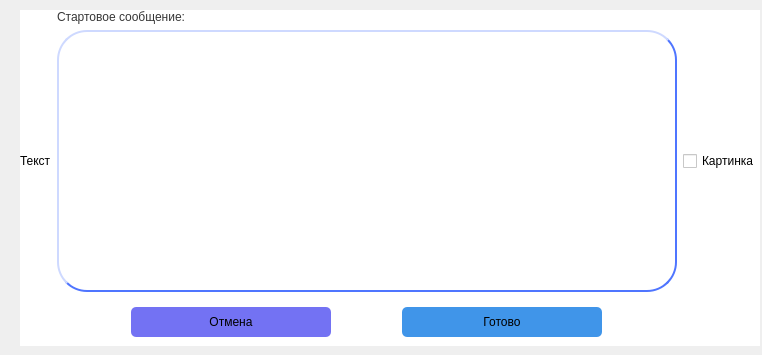
Before: the Qt Designer form CMD_start_edit.ui in Bernikolay/Yandex-Lyceum-PyQt, drawn with Qt 5.
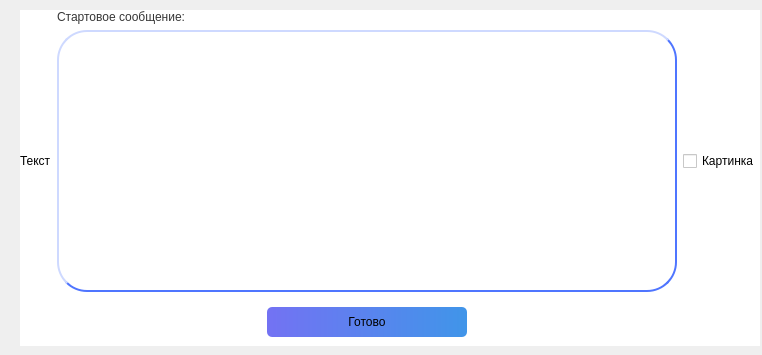
After: the same form once the commit is applied.

```diff
--- a/CMD_start_edit.ui
+++ b/CMD_start_edit.ui
@@ -80,32 +80,6 @@
        </sizepolicy>
       </property>
       <layout class="QHBoxLayout" name="horizontalLayout">
-       <item>
-        <widget class="QPushButton" name="cancel_button_start">
-         <property name="sizePolicy">
-          <sizepolicy hsizetype="Fixed" vsizetype="Fixed">
-           <horstretch>0</horstretch>
-           <verstretch>0</verstretch>
-          </sizepolicy>
-         </property>
-         <property name="minimumSize">
-          <size>
-           <width>200</width>
-           <height>0</height>
-          </size>
-         </property>
-         <property name="styleSheet">
-          <string notr="true">QPushButton{
-	border-radius: 5px;
-	height: 30px;
-	background-color: rgb(115, 114, 243);
-}</string>
-         </property>
-         <property name="text">
-          <string>Отмена</string>
-         </property>
-        </widget>
-       </item>
        <item>
         <widget class="QPushButton" name="ok_button_start">
          <property name="sizePolicy">
@@ -124,7 +98,7 @@
           <string notr="true">QPushButton{
 	border-radius: 5px;
 	height: 30px;
-	background-color:rgb(64, 149, 233);
+	background-color:qlineargradient(spread:pad, x1:0, y1:0, x2:1, y2:0, stop:0 rgba(115, 114, 243, 255), stop:1 rgba(64, 149, 233, 255));
 }</string>
          </property>
          <property name="text">
```
